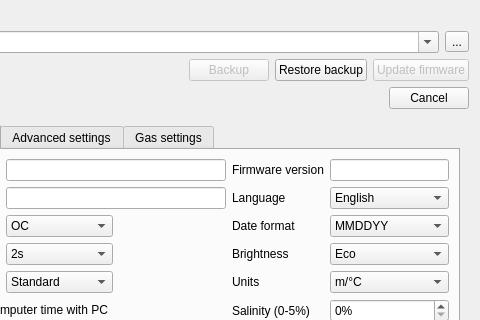
Above: qt-ui/configuredivecomputerdialog.ui from subsurface/subsurface before the change; both pictures show x 362 to 842 and y 0 to 320 of the 842 by 614 pixel window. Below: the same form after it.
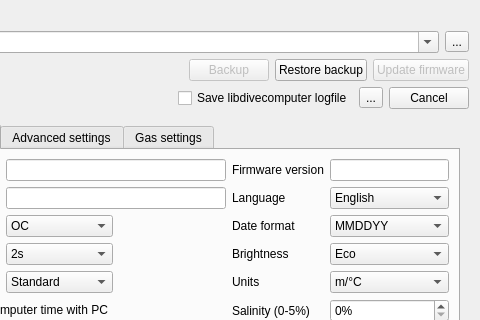
That is the form after the change. Icons and pictures are not drawn.

Commit message:
Wire gui for diagnostic logs from dc configuration
This copies peaces from the downloadfromdivecomputer dialog into the
configuredivecomputerdialog and connects them to be able to create a
logfile form the configuration of the divecomputer.

The edit to the form file:
```diff
--- a/qt-ui/configuredivecomputerdialog.ui
+++ b/qt-ui/configuredivecomputerdialog.ui
@@ -128,6 +128,20 @@
        </property>
       </spacer>
      </item>
+     <item>
+      <widget class="QCheckBox" name="logToFile">
+       <property name="text">
+        <string>Save libdivecomputer logfile</string>
+       </property>
+      </widget>
+     </item>
+     <item>
+      <widget class="QToolButton" name="chooseLogFile">
+       <property name="text">
+        <string>...</string>
+       </property>
+      </widget>
+     </item>
      <item>
       <widget class="QPushButton" name="cancel">
        <property name="text">
```
The commit also changes 2 other files.
